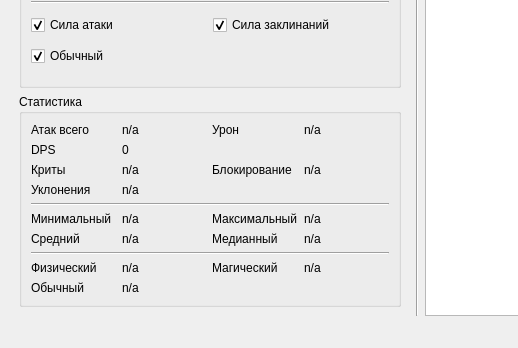
Old version of the form src/gui/ui/main_window.ui in the repository KolmePro/reva_damage_viewer; both pictures show x 0 to 518 and y 487 to 835 of the 1200 by 835 pixel window.
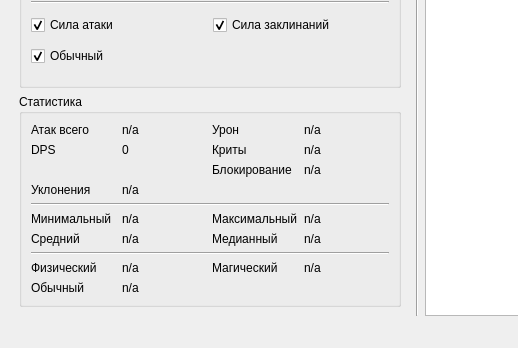
New version of the form. Icons and pictures are not drawn. Custom widgets are drawn as their Qt base class.

Commit message: Перенести криты в правую колонку напротив DPS

```diff
--- a/src/gui/ui/main_window.ui
+++ b/src/gui/ui/main_window.ui
@@ -534,14 +534,14 @@
             </property>
            </widget>
           </item>
-          <item row="2" column="1">
+          <item row="1" column="3">
            <widget class="QLabel" name="label_23">
             <property name="text">
              <string>Криты</string>
             </property>
            </widget>
           </item>
-          <item row="2" column="2">
+          <item row="1" column="4">
            <widget class="QLabel" name="label_24">
             <property name="text">
              <string>n/a</string>
```
The commit also changes 1 other file.
